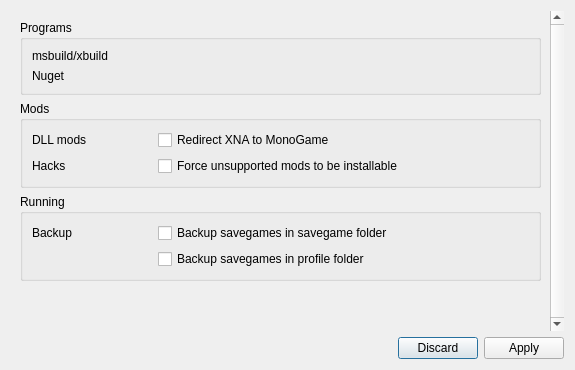
Before: the Qt Designer form globalsettingsdialog.ui in kriana/SilVerPLuM, drawn with Qt 5.
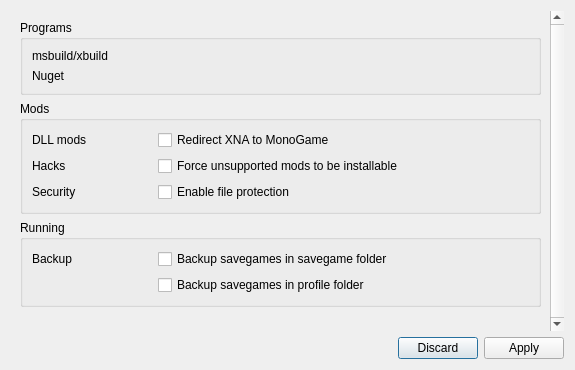
After: the same form once the commit is applied. Custom widgets are drawn as their Qt base class.

Patch:
```diff
--- a/globalsettingsdialog.ui
+++ b/globalsettingsdialog.ui
@@ -31,7 +31,7 @@
         <x>0</x>
         <y>0</y>
         <width>543</width>
-        <height>318</height>
+        <height>326</height>
        </rect>
       </property>
       <layout class="QVBoxLayout" name="verticalLayout_2">
@@ -136,6 +136,29 @@
             </property>
            </widget>
           </item>
+          <item row="2" column="0">
+           <widget class="QLabel" name="label_6">
+            <property name="minimumSize">
+             <size>
+              <width>120</width>
+              <height>0</height>
+             </size>
+            </property>
+            <property name="text">
+             <string>Security</string>
+            </property>
+           </widget>
+          </item>
+          <item row="2" column="1">
+           <widget class="QCheckBox" name="modsEnableFileGuard">
+            <property name="toolTip">
+             <string>Enables checking for paths that may break out of the game or profile directories. Also protects all game files except in Content and modded directories.</string>
+            </property>
+            <property name="text">
+             <string>Enable file protection</string>
+            </property>
+           </widget>
+          </item>
          </layout>
         </widget>
        </item>
```
